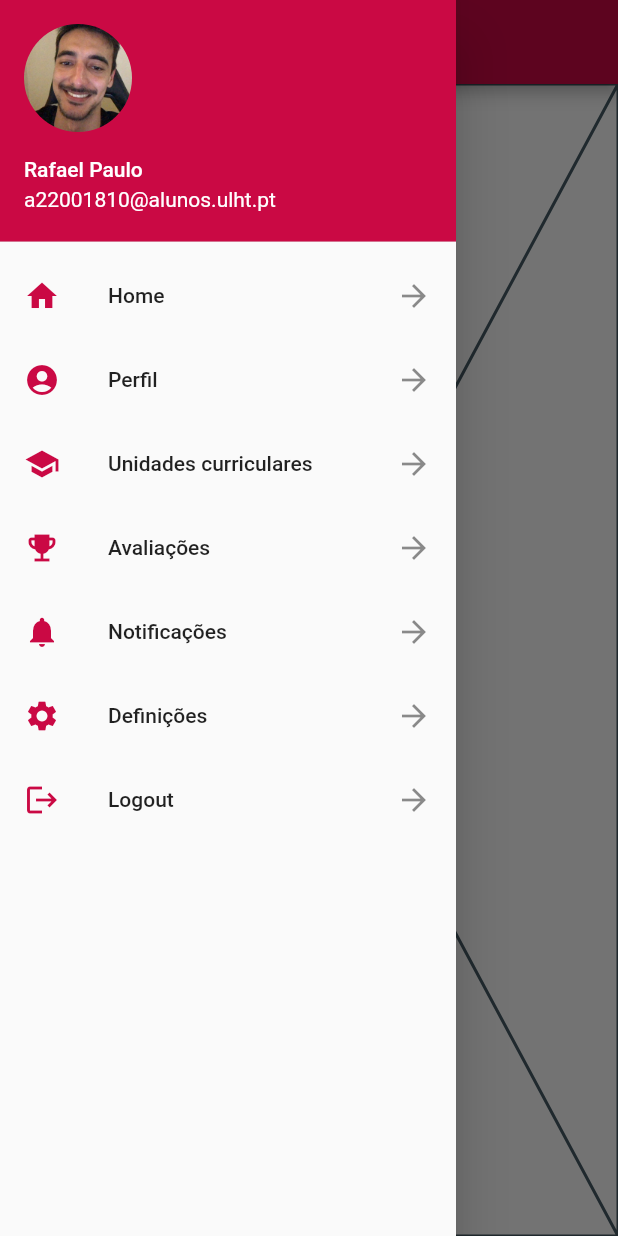
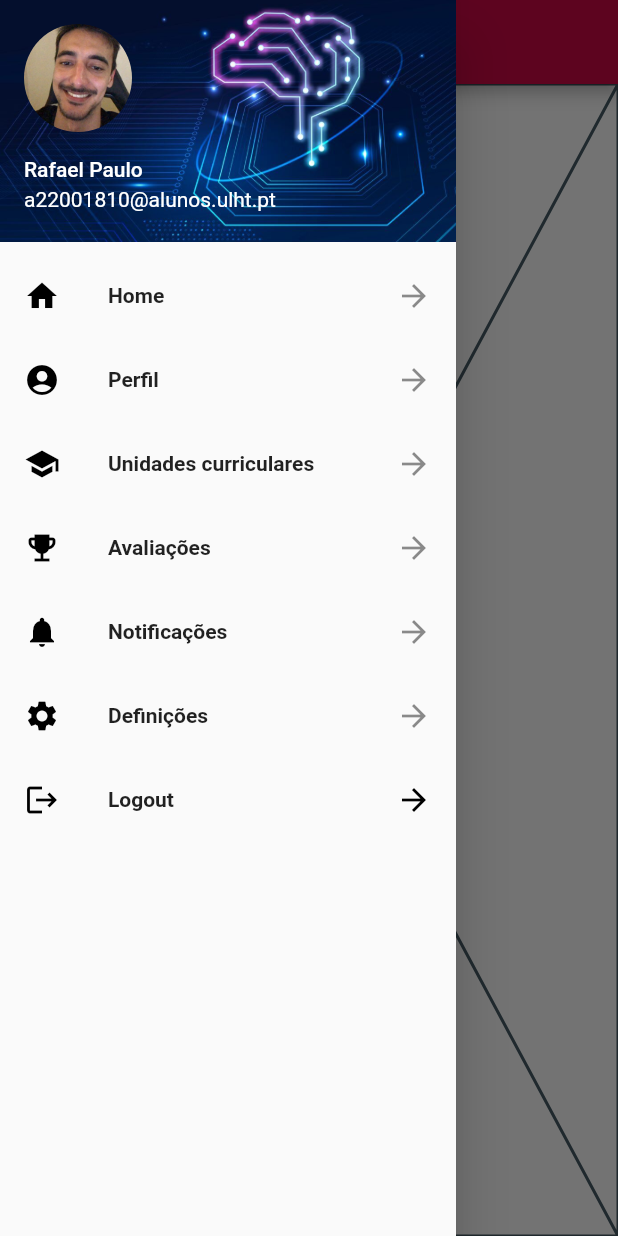
Before and after one commit to DEISI-ULHT-TFC-2022-23/TFC-DEISI-272-OnTrack-AppMobile, a Flutter app: the Pages screen opened directly, with the side drawer open, on a phone screen of 412 x 824 dp. Run offline on Flutter 3.47's test engine with Material 2 defaults, Android fonts, the phone set to English and light mode, and no system bars.

Commit message:
Alteração da imagem do Drawer

```diff
--- a/lib/Avaliacoes.dart
+++ b/lib/Avaliacoes.dart
@@ -11,7 +11,7 @@ class Avaliacoes extends StatefulWidget {
 }
 
 List<EventoAvaliacao> eventos = [
-  EventoAvaliacao(unidadeCurricular: UnidadeCurricular(nome: "Computação Móvel", docenteTeoricas: "Pedro Alves", docentePraticas: "Miguel Tavares", ano: 3, semestre: 1, ects: 5), tipoDeEvento: "Projeto", metodoDeEntrega: "Drop Project", dateTime: DateTime(2023, 3, 15, 18, 30)),
+  EventoAvaliacao(unidadeCurricular: UnidadeCurricular(nome: "Engenharia de Requisitos e Testes", docenteTeoricas: "Pedro Alves", docentePraticas: "Miguel Tavares", ano: 3, semestre: 1, ects: 5), tipoDeEvento: "Projeto", metodoDeEntrega: "Drop Project", dateTime: DateTime(2023, 3, 15, 18, 30)),
   EventoAvaliacao(unidadeCurricular: UnidadeCurricular(nome: "IHM", docenteTeoricas: "Pedro Alves", docentePraticas: "Miguel Tavares", ano: 3, semestre: 2, ects: 5), tipoDeEvento: "Defesa", metodoDeEntrega: "Presencial", dateTime: DateTime(2023, 3, 25, 18, 30)),
   EventoAvaliacao(unidadeCurricular: UnidadeCurricular(nome: "Computação Móvel", docenteTeoricas: "Pedro Alves", docentePraticas: "Miguel Tavares", ano: 3, semestre: 2, ects: 5), tipoDeEvento: "Projeto", metodoDeEntrega: "Moodle", dateTime: DateTime(2023, 4, 15, 18, 30)),
 ];
--- a/lib/Pages.dart
+++ b/lib/Pages.dart
@@ -63,7 +63,10 @@ class _PagesState extends State<Pages> {
           children: <Widget>[
             UserAccountsDrawerHeader(
               decoration: BoxDecoration(
-                color: primary,
+                image: DecorationImage(
+                  image: AssetImage("images/Drawer2.jpg"),
+                  fit: BoxFit.cover,
+                ),
               ),
               accountName: Text(user.nome),
               accountEmail: Text(user.email),
@@ -74,57 +77,57 @@ class _PagesState extends State<Pages> {
               ),
             ),
             ListTile(
-                leading: Icon(Icons.home, color: primary,),
-                title: Text("Home"),
+                leading: Icon(Icons.home, color: Colors.black,),
+                title: Text("Home", style: TextStyle(fontWeight: FontWeight.bold),),
                 trailing: Icon(Icons.arrow_forward),
                 onTap: () {
                   _onItemTapped(0);
                   Navigator.pop(context);
                 }),
             ListTile(
-                leading: Icon(Icons.account_circle, color: primary,),
-                title: Text("Perfil"),
+                leading: Icon(Icons.account_circle, color: Colors.black,),
+                title: Text("Perfil", style: TextStyle(fontWeight: FontWeight.bold),),
                 trailing: Icon(Icons.arrow_forward),
                 onTap: () {
                   _onItemTapped(1);
                   Navigator.pop(context);
                 }),
             ListTile(
-                leading: Icon(Icons.school, color: primary,),
-                title: Text("Unidades curriculares"),
+                leading: Icon(Icons.school, color: Colors.black,),
+                title: Text("Unidades curriculares", style: TextStyle(fontWeight: FontWeight.bold),),
                 trailing: Icon(Icons.arrow_forward),
                 onTap: () {
                   _onItemTapped(2);
                   Navigator.pop(context);
                 }),
             ListTile(
-                leading: Icon(Icons.emoji_events, color: primary,),
-                title: Text("Avaliações"),
+                leading: Icon(Icons.emoji_events, color: Colors.black,),
+                title: Text("Avaliações", style: TextStyle(fontWeight: FontWeight.bold),),
                 trailing: Icon(Icons.arrow_forward),
                 onTap: () {
                   _onItemTapped(3);
                   Navigator.pop(context);
                 }),
             ListTile(
-                leading: Icon(Icons.notifications, color: primary,),
-                title: Text("Notificações"),
+                leading: Icon(Icons.notifications, color: Colors.black,),
+                title: Text("Notificações", style: TextStyle(fontWeight: FontWeight.bold),),
                 trailing: Icon(Icons.arrow_forward),
                 onTap: () {
                   _onItemTapped(4);
                   Navigator.pop(context);
                 }),
             ListTile(
-                leading: Icon(Icons.settings, color: primary,),
-                title: Text("Definições"),
+                leading: Icon(Icons.settings, color: Colors.black,),
+                title: Text("Definições", style: TextStyle(fontWeight: FontWeight.bold),),
                 trailing: Icon(Icons.arrow_forward),
                 onTap: () {
                   _onItemTapped(5);
                   Navigator.pop(context);
                 }),
             ListTile(
-                leading: Icon(Icons.logout, color: primary,),
-                title: Text("Logout"),
-                trailing: Icon(Icons.arrow_forward),
+                leading: Icon(Icons.logout, color: Colors.black,),
+                title: Text("Logout", style: TextStyle(fontWeight: FontWeight.bold),),
+                trailing: Icon(Icons.arrow_forward, color: Colors.black,),
                 onTap: () {
                   Navigator.popUntil(context, (route) => route.isFirst);
                 })
--- a/pubspec.yaml
+++ b/pubspec.yaml
@@ -61,6 +61,8 @@ flutter:
 
   assets:
     - images/Me.jpg
+    - images/Drawer.jpg
+    - images/Drawer2.jpg
 
 
   # To add assets to your application, add an assets section, like this:
```
Also changed, not shown: images/Drawer.jpg (added), images/Drawer2.jpg (added).
